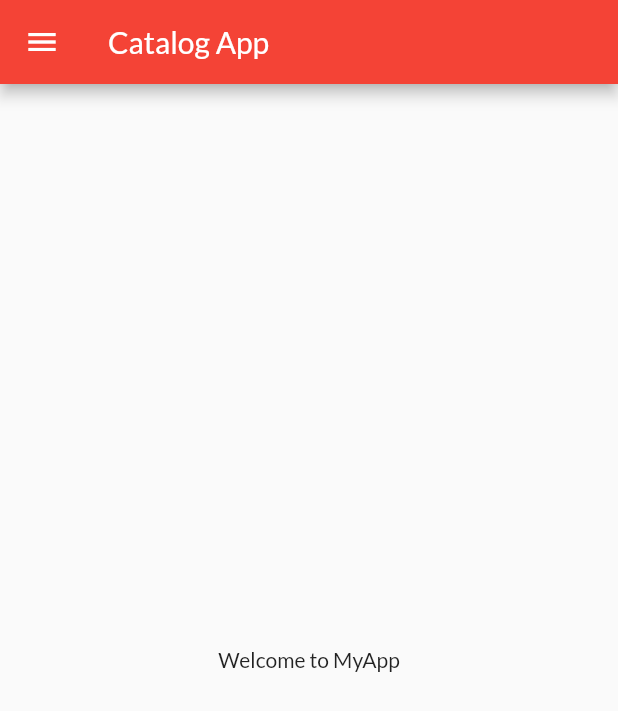
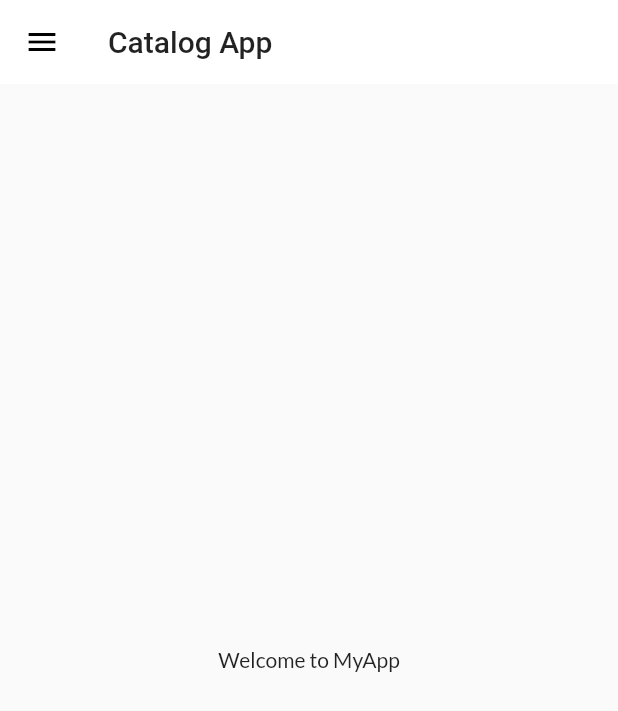
Before and after one commit to Prithviraj-debug/theBoringApp, a Flutter app: the screen it shows after launch, on a phone screen of 412 x 824 dp. Shown: the top 711 px of the screen. Run offline on Flutter 3.47's test engine with Material 2 defaults, Android fonts, the phone set to English and light mode, and no system bars; our stand-ins replace google_fonts.

Commit message:
Themes extracted

```diff
--- a/lib/main.dart
+++ b/lib/main.dart
@@ -2,6 +2,7 @@ import 'package:flutter/material.dart';
 import 'package:flutter_catalog/Pages/home_page.dart';
 import 'package:flutter_catalog/Pages/loginPage.dart';
 import 'package:flutter_catalog/utils/routes.dart';
+import 'package:flutter_catalog/widgets/themes.dart';
 import 'package:google_fonts/google_fonts.dart';
 
 void main() {
@@ -13,10 +14,8 @@ class MyApp extends StatelessWidget {
   Widget build(BuildContext context) {
     return MaterialApp(
       themeMode: ThemeMode.light,
-      theme: ThemeData(
-        primarySwatch: Colors.red,
-        fontFamily: GoogleFonts.lato().fontFamily,
-      ),
+      theme: MyTheme.lightTheme(context),
+      darkTheme: MyTheme.darkTheme(context),
       debugShowCheckedModeBanner: false,
       initialRoute: MyRoutes.homeRoute,
       routes: {
--- /dev/null
+++ b/lib/widgets/themes.dart
@@ -0,0 +1,18 @@
+import 'package:flutter/material.dart';
+import 'package:google_fonts/google_fonts.dart';
+
+class MyTheme {
+  static ThemeData lightTheme(BuildContext context) => ThemeData(
+      primarySwatch: Colors.red,
+      fontFamily: GoogleFonts.lato().fontFamily,
+      appBarTheme: AppBarTheme(
+        color: Colors.white,
+        elevation: 0.0,
+        iconTheme: IconThemeData(color: Colors.black),
+        textTheme: Theme.of(context).textTheme,
+      ));
+
+  static ThemeData darkTheme(BuildContext context) => ThemeData(
+        brightness: Brightness.dark,
+      );
+}
```
